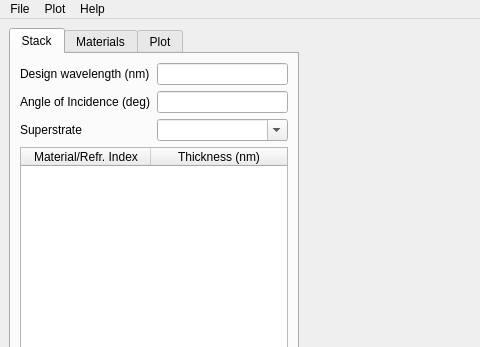
Before: the Qt Designer form gui/ui_mainWindow.ui in sestei/CoatingGUI, drawn with Qt 5; both pictures show x 0 to 480 and y 0 to 347 of the 1064 by 680 pixel window.
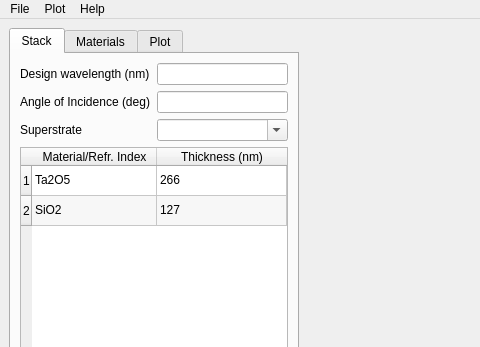
After: the same form once the commit is applied. Icons and pictures are not drawn. Custom widgets are drawn as their Qt base class.

What changed in the file:
```diff
--- a/gui/ui_mainWindow.ui
+++ b/gui/ui_mainWindow.ui
@@ -106,6 +106,12 @@
           <property name="toolTip">
            <string>&lt;html&gt;&lt;head/&gt;&lt;body&gt;&lt;p&gt;Enter name of defined material or just refractive index.&lt;/p&gt;&lt;p&gt;Use l/n or just /n to get a lambda/n layer.&lt;/p&gt;&lt;/body&gt;&lt;/html&gt;</string>
           </property>
+          <property name="frameShadow">
+           <enum>QFrame::Sunken</enum>
+          </property>
+          <property name="midLineWidth">
+           <number>0</number>
+          </property>
           <property name="horizontalScrollBarPolicy">
            <enum>Qt::ScrollBarAlwaysOff</enum>
           </property>
@@ -122,14 +128,33 @@
            <bool>true</bool>
           </attribute>
           <attribute name="horizontalHeaderDefaultSectionSize">
-           <number>130</number>
+           <number>125</number>
+          </attribute>
+          <attribute name="horizontalHeaderHighlightSections">
+           <bool>false</bool>
           </attribute>
           <attribute name="horizontalHeaderStretchLastSection">
            <bool>true</bool>
           </attribute>
           <attribute name="verticalHeaderVisible">
+           <bool>true</bool>
+          </attribute>
+          <attribute name="verticalHeaderHighlightSections">
            <bool>false</bool>
           </attribute>
+          <attribute name="verticalHeaderShowSortIndicator" stdset="0">
+           <bool>false</bool>
+          </attribute>
+          <row>
+           <property name="text">
+            <string>1</string>
+           </property>
+          </row>
+          <row>
+           <property name="text">
+            <string>2</string>
+           </property>
+          </row>
           <column>
            <property name="text">
             <string>Material/Refr. Index</string>
@@ -140,6 +165,26 @@
             <string>Thickness (nm)</string>
            </property>
           </column>
+          <item row="0" column="0">
+           <property name="text">
+            <string>Ta2O5</string>
+           </property>
+          </item>
+          <item row="0" column="1">
+           <property name="text">
+            <string>266</string>
+           </property>
+          </item>
+          <item row="1" column="0">
+           <property name="text">
+            <string>SiO2</string>
+           </property>
+          </item>
+          <item row="1" column="1">
+           <property name="text">
+            <string>127</string>
+           </property>
+          </item>
          </widget>
         </item>
         <item>
```
